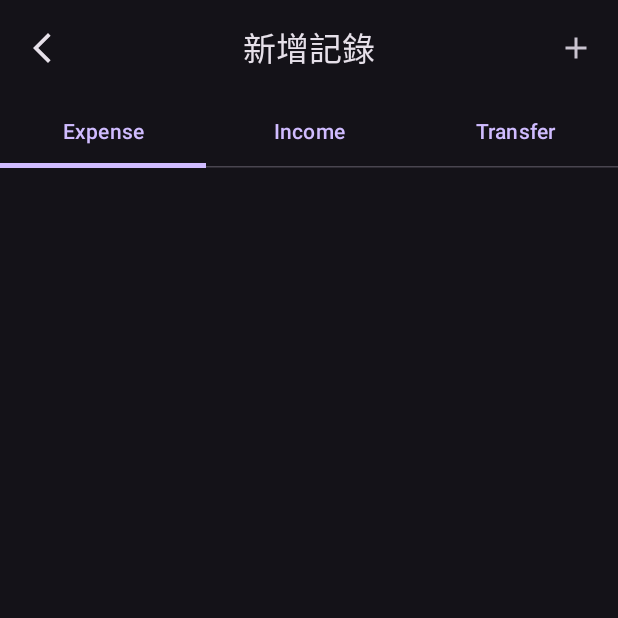
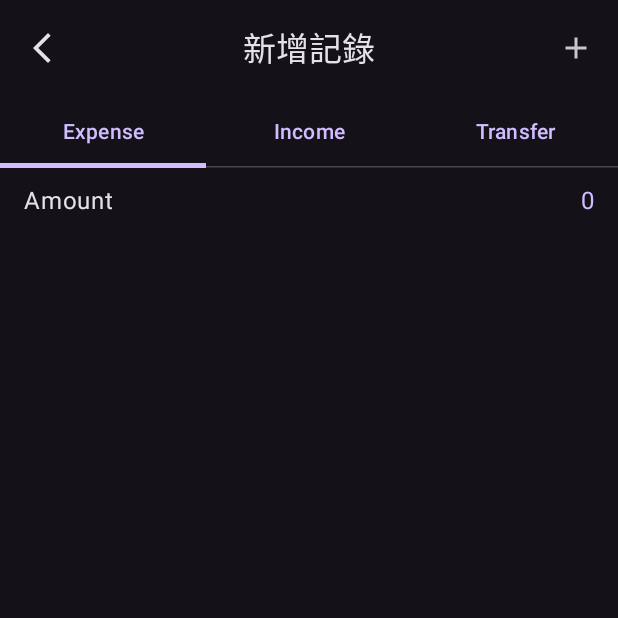
Before and after one commit to ValarZeroX/Skynier, an Android app built with Jetpack Compose: the RecordAddScreen screen opened through its navigation route, on a phone screen of 412 x 824 dp, the top half of it. Run offline under Robolectric (Android 15) with nearby library versions, the phone set to English and light mode, and no system bars; our stand-ins replace Room's generated code, livedata-compose; libraries missing offline, so code that uses them is left out: sh.calvin.reorderable; missing, so only their content is drawn: ReorderableItem, SwipeBox; 1 statement that could not run was skipped.

Commit message:
新增記錄 20240924 000

```diff
--- a/app/src/main/java/app/skynier/skynier/ui/account/AccountAddScreen.kt
+++ b/app/src/main/java/app/skynier/skynier/ui/account/AccountAddScreen.kt
@@ -18,6 +18,7 @@ import androidx.compose.foundation.lazy.LazyColumn
 import androidx.compose.foundation.lazy.items
 import androidx.compose.foundation.shape.CircleShape
 import androidx.compose.foundation.text.BasicTextField
+import androidx.compose.foundation.text.KeyboardOptions
 import androidx.compose.material.icons.Icons
 import androidx.compose.material.icons.filled.Add
 import androidx.compose.material.icons.filled.ArrowBackIosNew
@@ -51,6 +52,7 @@ import androidx.compose.ui.graphics.Color
 import androidx.compose.ui.graphics.SolidColor
 import androidx.compose.ui.platform.LocalContext
 import androidx.compose.ui.res.stringResource
+import androidx.compose.ui.text.input.KeyboardType
 import androidx.compose.ui.text.style.TextAlign
 import androidx.compose.ui.unit.dp
 import androidx.compose.ui.window.Dialog
@@ -279,6 +281,9 @@ fun AccountAddScreen(
                                     }
                                 }
                             },
+                            keyboardOptions = KeyboardOptions.Default.copy(
+                                keyboardType = KeyboardType.Decimal // 顯示帶有小數點的數字鍵盤6
+                            ),
                             cursorBrush = SolidColor(MaterialTheme.colorScheme.primary),
                             singleLine = true,
                             modifier = Modifier.onFocusChanged { focusState ->
--- a/app/src/main/java/app/skynier/skynier/ui/record/RecordAddScreen.kt
+++ b/app/src/main/java/app/skynier/skynier/ui/record/RecordAddScreen.kt
@@ -1,11 +1,15 @@
 package app.skynier.skynier.ui.record
 
 import android.util.Log
+import androidx.compose.foundation.layout.Arrangement
 import androidx.compose.foundation.layout.Box
 import androidx.compose.foundation.layout.Column
+import androidx.compose.foundation.layout.Row
 import androidx.compose.foundation.layout.fillMaxWidth
 import androidx.compose.foundation.layout.padding
 import androidx.compose.foundation.lazy.LazyColumn
+import androidx.compose.foundation.text.BasicTextField
+import androidx.compose.foundation.text.KeyboardOptions
 import androidx.compose.material.icons.Icons
 import androidx.compose.material.icons.filled.Add
 import androidx.compose.material.icons.filled.ArrowBackIosNew
@@ -13,6 +17,8 @@ import androidx.compose.material3.CenterAlignedTopAppBar
 import androidx.compose.material3.ExperimentalMaterial3Api
 import androidx.compose.material3.Icon
 import androidx.compose.material3.IconButton
+import androidx.compose.material3.LocalTextStyle
+import androidx.compose.material3.MaterialTheme
 import androidx.compose.material3.Scaffold
 import androidx.compose.material3.Tab
 import androidx.compose.material3.TabRow
@@ -22,11 +28,20 @@ import androidx.compose.runtime.LaunchedEffect
 import androidx.compose.runtime.getValue
 import androidx.compose.runtime.livedata.observeAsState
 import androidx.compose.runtime.mutableIntStateOf
+import androidx.compose.runtime.mutableStateOf
 import androidx.compose.runtime.remember
 import androidx.compose.runtime.setValue
+import androidx.compose.ui.Alignment
 import androidx.compose.ui.Modifier
+import androidx.compose.ui.focus.onFocusChanged
+import androidx.compose.ui.graphics.SolidColor
 import androidx.compose.ui.platform.LocalContext
+import androidx.compose.ui.res.stringResource
+import androidx.compose.ui.text.input.KeyboardType
+import androidx.compose.ui.text.style.TextAlign
+import androidx.compose.ui.unit.dp
 import androidx.navigation.NavHostController
+import app.skynier.skynier.R
 import app.skynier.skynier.viewmodels.CategoryViewModel
 import app.skynier.skynier.viewmodels.MainCategoryViewModel
 import app.skynier.skynier.viewmodels.SkynierViewModel
@@ -45,6 +60,11 @@ fun RecordAddScreen(
         categoryViewModel.loadAllCategories()
     }
     var selectedTabIconIndex by remember { mutableIntStateOf(0) }
+
+    val numericRegex = Regex("^-?\\d*\\.?\\d*$")
+    var amount by remember {
+        mutableStateOf("0")
+    }
     Log.d("categories", "$categories")
     Scaffold(
         topBar = {
@@ -78,8 +98,62 @@ fun RecordAddScreen(
                 }
                 LazyColumn(
                     modifier = Modifier.fillMaxWidth(),
-                ){
-
+                ) {
+                    item {
+                        Row(
+                            modifier = Modifier
+                                .fillMaxWidth()
+                                .padding(vertical = 10.dp),
+                            horizontalArrangement = Arrangement.SpaceBetween,
+                            verticalAlignment = Alignment.CenterVertically
+                        ) {
+                            Text(
+                                text = stringResource(id = R.string.amount),
+                                modifier = Modifier
+                                    .padding(start = 16.dp)
+                                    .weight(1f)
+                            )
+                            Box(
+                                modifier = Modifier
+                                    .padding(end = 16.dp)
+                            ) {
+                                BasicTextField(
+                                    value = amount,
+                                    onValueChange = { newInput ->
+                                        // 過濾輸入，只接受有效的浮點數、負數和小數點
+                                        if (newInput.isEmpty() || newInput.matches(numericRegex)) {
+                                            amount =
+                                                if (newInput.startsWith("0") && newInput.length > 1 && !newInput.startsWith(
+                                                        "0."
+                                                    )
+                                                ) {
+                                                    newInput.trimStart('0')
+                                                } else {
+                                                    newInput
+                                                }
+                                        }
+                                    },
+                                    keyboardOptions = KeyboardOptions.Default.copy(
+                                        keyboardType = KeyboardType.Decimal // 顯示帶有小數點的數字鍵盤6
+                                    ),
+                                    cursorBrush = SolidColor(MaterialTheme.colorScheme.primary),
+                                    singleLine = true,
+                                    modifier = Modifier.onFocusChanged { focusState ->
+                                        if (amount == "0") {
+                                            amount = ""
+                                        }
+                                        if (!focusState.isFocused && amount.isEmpty()) {
+                                            amount = "0" // 當輸入框失去焦點且為空時，填入0
+                                        }
+                                    },
+                                    textStyle = LocalTextStyle.current.copy(
+                                        textAlign = TextAlign.End,
+                                        color = MaterialTheme.colorScheme.primary
+                                    )
+                                )
+                            }
+                        }
+                    }
                 }
             }
         }
--- a/app/src/main/res/values/strings.xml
+++ b/app/src/main/res/values/strings.xml
@@ -123,4 +123,5 @@
     <string name="balance">Balance</string>
     <string name="currency">Currency</string>
     <string name="asset_overview">Asset Overview</string>
+    <string name="amount">Amount</string>
 </resources>
```
Also changed, not shown: 3 other files.
